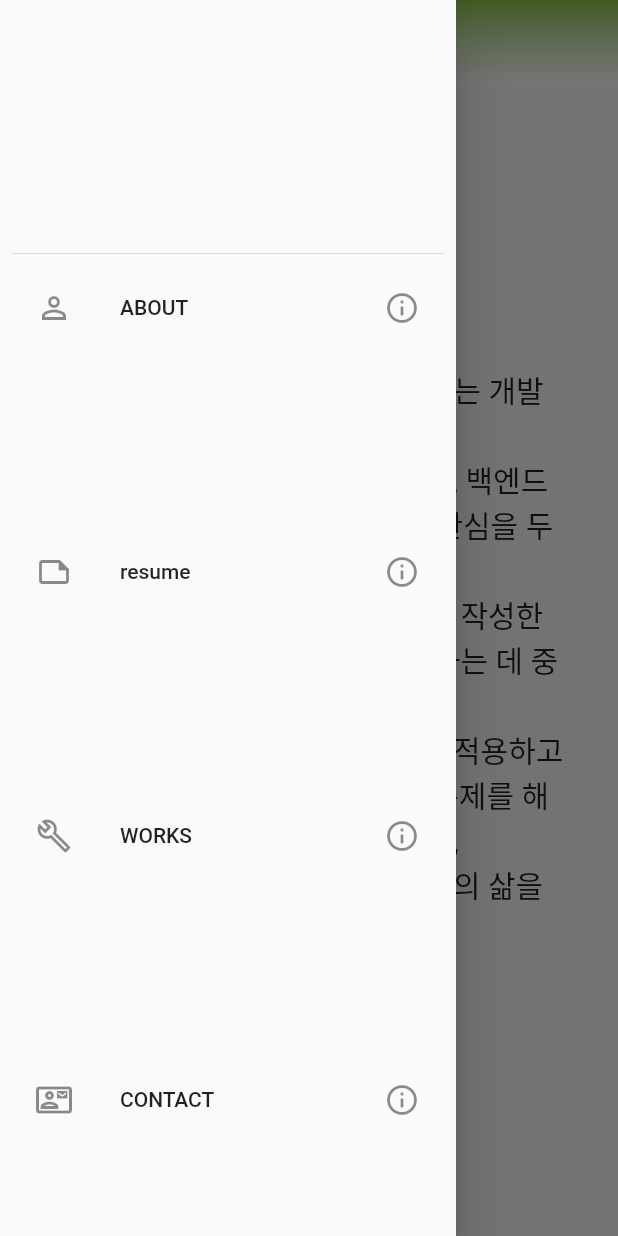
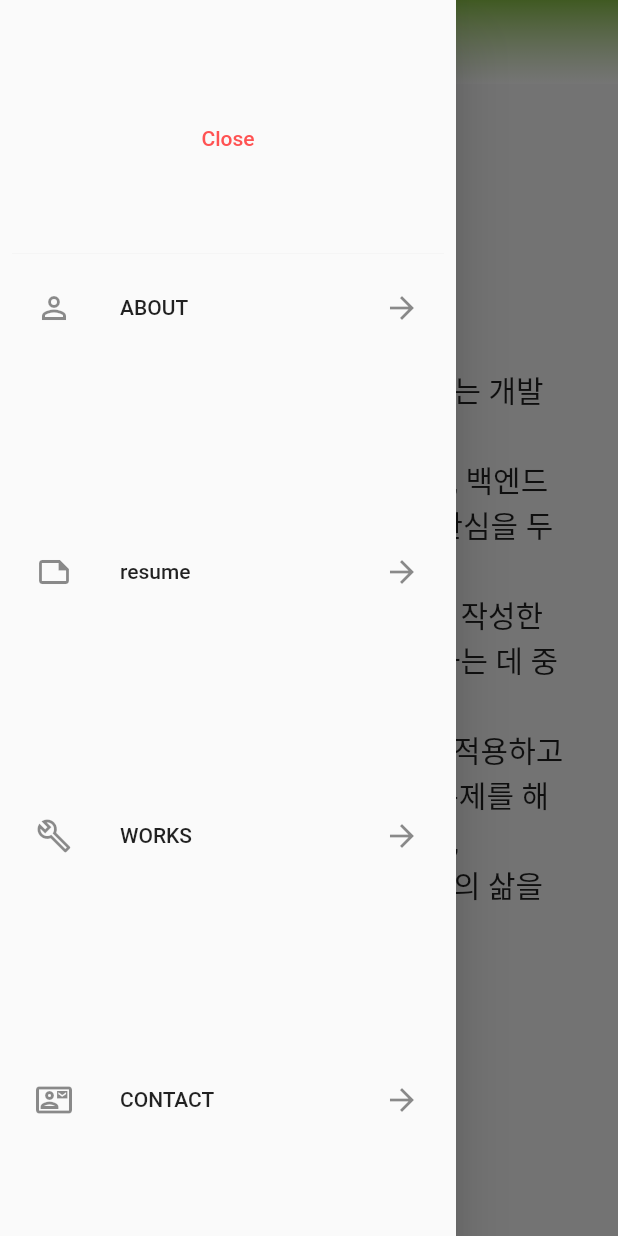
Before and after one commit to MinJaehyun/flutter_portfolio_, a Flutter app: the screen it shows after launch, with the side drawer open, on a phone screen of 412 x 824 dp. Run offline on Flutter 3.47's test engine with Material 2 defaults, Android fonts, the phone set to English and light mode, and no system bars; drawn by our look-alikes of animated_text_kit; our stand-ins replace introduction_screen; Roboto replaces fonts that are missing (Aggro); project files that could hold a hidden picture were left out.

Commit message:
기능 개선

```diff
--- a/lib/screen/init_page.dart
+++ b/lib/screen/init_page.dart
@@ -74,7 +74,17 @@ class _InitPageState extends State<InitPage> {
           padding: EdgeInsets.all(8),
           children: [
             DrawerHeader(
-              child: Text(''),
+              // note: DrawerHeader 내에 Divider 제거
+              decoration: BoxDecoration(
+                  border: Border(
+                bottom: Divider.createBorderSide(
+                  context,
+                  color: Colors.white70,
+                ),
+              )),
+              child: TextButton(onPressed: (){
+                Navigator.of(context).pop();
+              }, child: Text('Close', style: TextStyle(color: Colors.redAccent))),
             ),
             // note: 클릭하면 해당 페이지 보여주도록 설정함
             ListTile(
@@ -83,7 +93,7 @@ class _InitPageState extends State<InitPage> {
               },
               leading: Icon(Icons.perm_identity_outlined),
               title: Text('ABOUT'),
-              trailing: Icon(Icons.info_outlined),
+              trailing: Icon(Icons.arrow_forward),
             ),
             SizedBox(height: 120),
             ListTile(
@@ -92,7 +102,7 @@ class _InitPageState extends State<InitPage> {
               },
               leading: Icon(Icons.note_outlined),
               title: Text('resume'),
-              trailing: Icon(Icons.info_outlined),
+              trailing: Icon(Icons.arrow_forward),
             ),
             SizedBox(height: 120),
             ListTile(
@@ -101,7 +111,7 @@ class _InitPageState extends State<InitPage> {
               },
               leading: Icon(Icons.build_outlined),
               title: Text('WORKS'),
-              trailing: Icon(Icons.info_outlined),
+              trailing: Icon(Icons.arrow_forward),
             ),
             SizedBox(height: 120),
             ListTile(
@@ -110,7 +120,7 @@ class _InitPageState extends State<InitPage> {
               },
               leading: Icon(Icons.contact_mail_outlined),
               title: Text('CONTACT'),
-              trailing: Icon(Icons.info_outlined),
+              trailing: Icon(Icons.arrow_forward),
             ),
           ],
         ),
```
Also changed, not shown: 1 other file.
